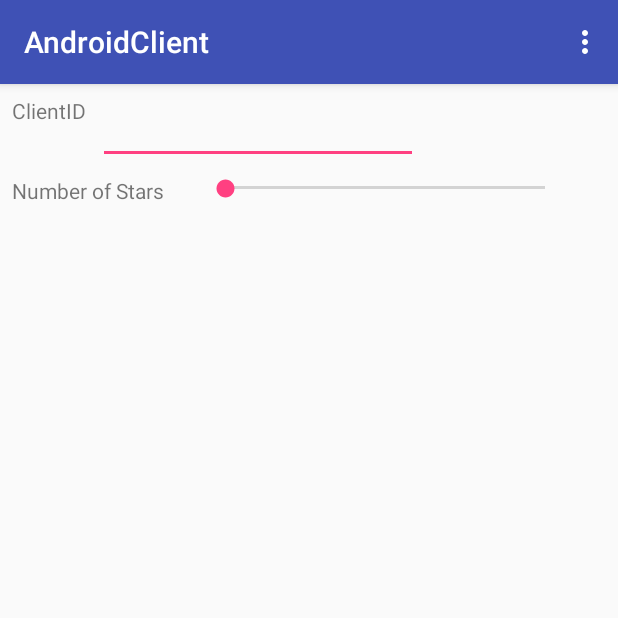
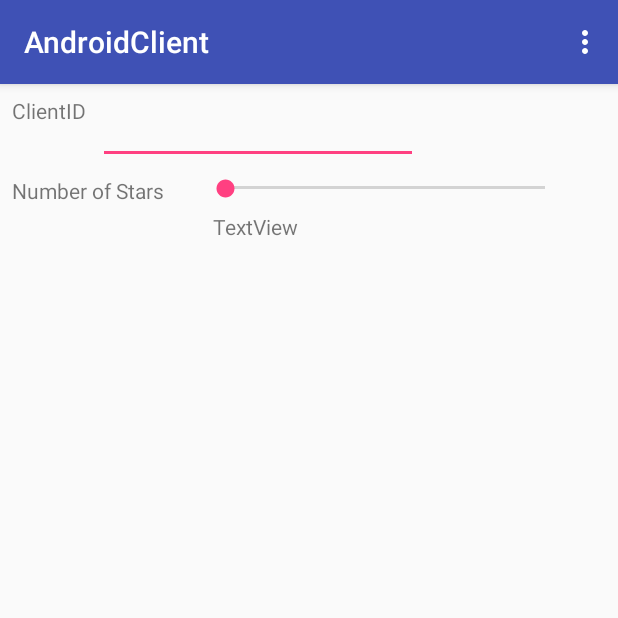
Before and after one commit to KurtDonkers/PieJam, an Android app: the screen it shows after launch (MainActivity), on a phone screen of 412 x 824 dp, the top half of it. Run offline under Robolectric (Android 15) with nearby library versions, the phone set to English and light mode, and no system bars; 2 statements that could not run were skipped.

Commit message:
First working version of android client with Pie server

```diff
--- a/AndroidClient/app/src/main/java/com/piejam/androidclient/MainActivity.java
+++ b/AndroidClient/app/src/main/java/com/piejam/androidclient/MainActivity.java
@@ -6,6 +6,8 @@ import android.support.design.widget.FloatingActionButton;
 import android.support.design.widget.Snackbar;
 import android.support.v7.app.AppCompatActivity;
 import android.support.v7.widget.Toolbar;
+import android.text.Editable;
+import android.text.TextWatcher;
 import android.view.View;
 import android.view.Menu;
 import android.view.MenuItem;
@@ -25,7 +27,9 @@ public class MainActivity extends AppCompatActivity {
     TextView mResponseOutput;
     EditText mClientIdInput;
     SeekBar mNrofStarsInput;
+    TextView mNrofStarsText;
     private int mCounter = 0;
+    int mClientId = 0;
 
     @Override
     protected void onCreate(Bundle savedInstanceState) {
@@ -45,16 +49,61 @@ public class MainActivity extends AppCompatActivity {
         mResponseOutput = (TextView) findViewById(R.id.reply);
         mClientIdInput = (EditText) findViewById(R.id.clientidEdit);
         mNrofStarsInput = (SeekBar) findViewById(R.id.nrofStarsEdit);
+        mNrofStarsText = (TextView) findViewById(R.id.nrofstarstext);
+
+        mClientIdInput.addTextChangedListener(new TextWatcher() {
+            @Override
+            public void beforeTextChanged(CharSequence charSequence, int i, int i1, int i2) {
+
+            }
+
+            @Override
+            public void onTextChanged(CharSequence charSequence, int i, int i1, int i2) {
+                if (charSequence.length() != 0) {
+                    mClientId = Integer.parseInt(charSequence.toString());
+                }
+            }
+
+            @Override
+            public void afterTextChanged(Editable editable) {
+
+            }
+        });
+
+        mNrofStarsInput.setOnSeekBarChangeListener(new SeekBar.OnSeekBarChangeListener() {
+
+            @Override
+            public void onProgressChanged(SeekBar seekBar, int progresValue, boolean fromUser) {
+                mNrofStarsText.setText(Integer.toString(progresValue));
+            }
+
+            @Override
+            public void onStartTrackingTouch(SeekBar seekBar) {
+
+            }
+
+            @Override
+            public void onStopTrackingTouch(SeekBar seekBar) {
+
+            }
+
+        });
+
+
         //mPieJamSocketHandler.connect();
         final AndroidToPie senddata = SetPacketToSend();
-        mPieJamSocketHandler.setSendData(senddata);
+        if (senddata.clientid != 0) {
+            mPieJamSocketHandler.setSendData(senddata);
+        }
         handler.postDelayed(new Runnable() {
             @Override
             public void run() {
                 PieToAndroid rcvdata = mPieJamSocketHandler.getRcvData();
                 mResponseOutput.setText (Integer.toString(rcvdata.responseid));
                 AndroidToPie senddata2 = SetPacketToSend();
-                mPieJamSocketHandler.setSendData(senddata2);
+                if (senddata2.clientid != 0) {
+                    mPieJamSocketHandler.setSendData(senddata2);
+                }
                 handler.postDelayed(this, 100);
             }
         }, 100);
@@ -63,7 +112,7 @@ public class MainActivity extends AppCompatActivity {
     AndroidToPie SetPacketToSend () {
         AndroidToPie senddata = new AndroidToPie();
         senddata.cmdid = 42;
-        senddata.clientid = 0;//Integer.parseInt(mClientIdInput.getText().toString());
+        senddata.clientid = mClientId;//Integer.parseInt(mClientIdInput.getText().toString());
         senddata.nrofstars = mNrofStarsInput.getProgress();
         senddata.r = 0.0f;
         senddata.g = 0.0f;
--- a/AndroidClient/app/src/main/java/com/piejam/androidclient/PieJamSocketHandler.java
+++ b/AndroidClient/app/src/main/java/com/piejam/androidclient/PieJamSocketHandler.java
@@ -55,7 +55,7 @@ class PieJamSocketHandler {
     private SenderReceiver mSenderReceiver = null;
 
     void connect() {
-        mSenderReceiver = new SenderReceiver("192.168.2.188", 33100);
+        mSenderReceiver = new SenderReceiver("192.168.2.61", 33100);
         mSendReceiveThread = new Thread (mSenderReceiver);
         mSendReceiveThread.start();
     }
--- a/AndroidClient/app/src/main/java/com/piejam/androidclient/PieToAndroid.java
+++ b/AndroidClient/app/src/main/java/com/piejam/androidclient/PieToAndroid.java
@@ -14,5 +14,4 @@ class PieToAndroid {
         bb.order(ByteOrder.LITTLE_ENDIAN); // optional, the initial order of a byte buffer is always BIG_ENDIAN.
         responseid = bb.getInt();
     }
-
 }
--- a/AndroidClient/app/src/main/res/layout/content_main.xml
+++ b/AndroidClient/app/src/main/res/layout/content_main.xml
@@ -62,4 +62,14 @@
         app:layout_constraintRight_toRightOf="parent"
         app:layout_constraintTop_toBottomOf="@+id/clientidEdit" />
 
+    <TextView
+        android:id="@+id/nrofstarstext"
+        android:layout_width="wrap_content"
+        android:layout_height="wrap_content"
+        android:layout_marginLeft="8dp"
+        android:layout_marginTop="8dp"
+        android:text="TextView"
+        app:layout_constraintLeft_toLeftOf="@+id/nrofStarsEdit"
+        app:layout_constraintTop_toBottomOf="@+id/nrofStarsEdit" />
+
 </android.support.constraint.ConstraintLayout>
```
